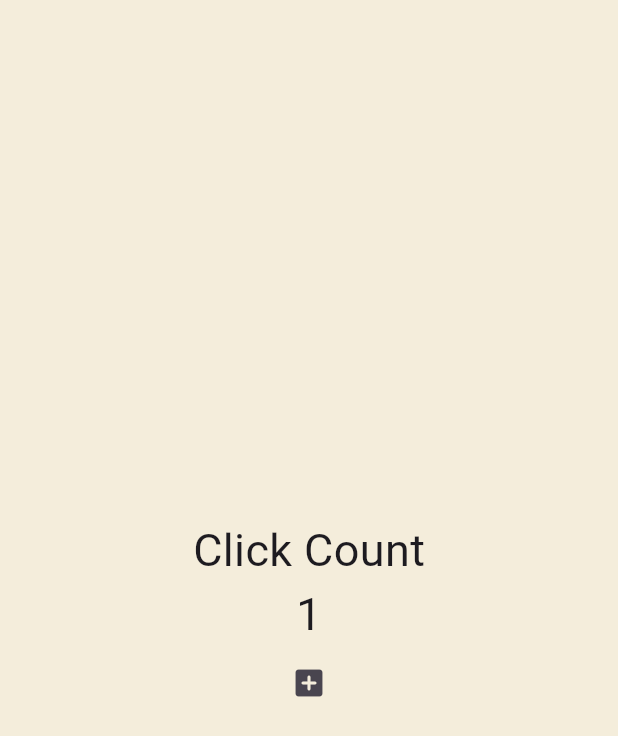
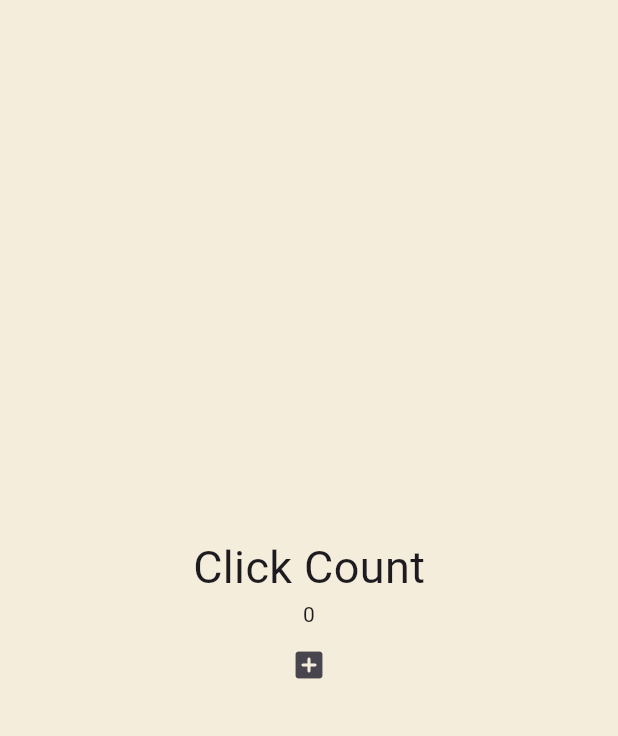
Before and after one commit to DongHyeonKim-tech/flutter-stateful-widget-nomad, a Flutter app: the screen it shows after launch, after a tap on the "add box" icon, on a phone screen of 412 x 824 dp. Shown: the top 736 px of the screen. Run offline on Flutter 3.47's test engine with Material 3 defaults, Android fonts, the phone set to English and light mode, and no system bars.

Commit message:
#4.2 Recap

```diff
--- a/lib/main.dart
+++ b/lib/main.dart
@@ -12,14 +12,13 @@ class App extends StatefulWidget {
 }
 
 class _AppState extends State<App> {
-  int counter = 0;
+  List<int> numbers = [];
 
   void onClicked() {
-    // setState 선언 시 state 값 변경 시 UI 즉시 반영, 밖에서는 UI 즉시 반영 X
-    // setState 선언 이후 setState 밖에서 값을 변경해도 즉시 반영되긴 한다(...?)
-    // counter = counter + 1;
+    // 데이터 변경해야 되나 UI 즉시 반영 X => setState 제거
+    // 데이터 변경 및 UI 즉시 반영 => setState 사용
     setState(() {
-      counter++;
+      numbers.add(numbers.length);
     });
   }
 
@@ -36,10 +35,7 @@ class _AppState extends State<App> {
               'Click Count',
               style: TextStyle(fontSize: 30),
             ),
-            Text(
-              '$counter',
-              style: const TextStyle(fontSize: 30),
-            ),
+            for (var n in numbers) Text('$n'),
             IconButton(
               onPressed: () => onClicked(),
               icon: const Icon(Icons.add_box_rounded),
```
